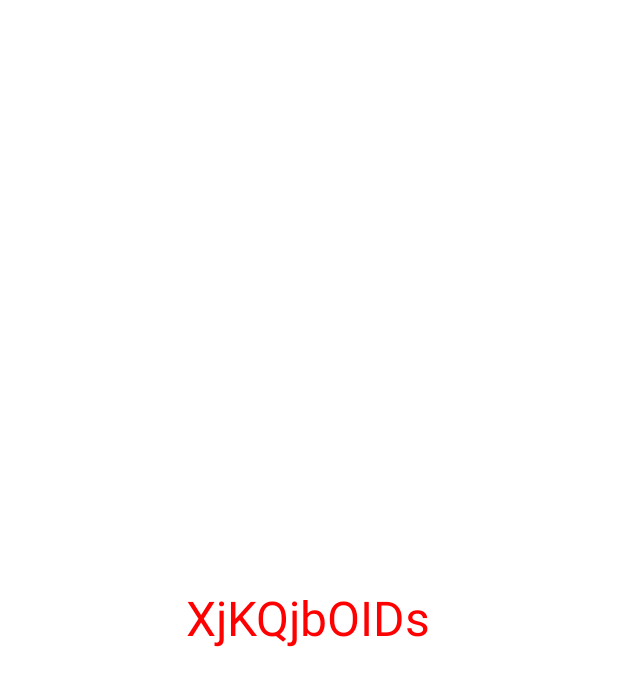
After one commit to miniocean404-android/learn_android_java, an Android app: the ViewPage2Activity screen opened directly, with no data from a screen before it, on a phone screen of 412 x 824 dp. The commit adds this screen. Shown: the top 686 px of the screen. Run offline under Robolectric (Android 15) with nearby library versions, the light colour scheme and no system bars.

Commit message:
feature: view_pager2

```diff
--- a/app/src/main/AndroidManifest.xml
+++ b/app/src/main/AndroidManifest.xml
@@ -16,9 +16,11 @@
         android:theme="@style/Theme.LearnAndroidJava"
         tools:targetApi="31">
         <activity
+            android:name=".activity.ViewPage2Activity"
+            android:exported="false" />
+        <activity
             android:name=".activity.UseFragmentActivity"
-            android:exported="false" />
-        <!-- 添加活动主入口 -->
+            android:exported="false" /> <!-- 添加活动主入口 -->
         <activity
             android:name=".MainActivity"
             android:exported="true"
--- a/app/src/main/java/com/example/learnandroidjava/MainActivity.java
+++ b/app/src/main/java/com/example/learnandroidjava/MainActivity.java
@@ -24,6 +24,7 @@ import com.example.learnandroidjava.activity.RelativeLayoutActivity;
 import com.example.learnandroidjava.activity.TableLayoutActivity;
 import com.example.learnandroidjava.activity.TweenActivity;
 import com.example.learnandroidjava.activity.UseFragmentActivity;
+import com.example.learnandroidjava.activity.ViewPage2Activity;
 import com.example.learnandroidjava.activity.ViewPageActivity;
 
 
@@ -48,6 +49,7 @@ public class MainActivity extends AppCompatActivity {
         jump(this,R.id.go_view_page_btn, ViewPageActivity.class);
         jump(this,R.id.go_ok_http_btn, OkHttpActivity.class);
         jump(this,R.id.go_use_fragment_btn, UseFragmentActivity.class);
+        jump(this,R.id.go_view_page2_btn, ViewPage2Activity.class);
     }
 
     private void jump(Activity activity,@IdRes int id,Class<?> cls){
--- /dev/null
+++ b/app/src/main/java/com/example/learnandroidjava/activity/ViewPage2Activity.kt
@@ -0,0 +1,21 @@
+package com.example.learnandroidjava.activity
+
+import android.os.Bundle
+import androidx.activity.enableEdgeToEdge
+import androidx.appcompat.app.AppCompatActivity
+import androidx.viewpager2.widget.ViewPager2
+import com.example.learnandroidjava.R
+import com.example.learnandroidjava.R.id.view_page2
+import com.example.learnandroidjava.adapter.ViewPage2Adapter
+import com.example.learnandroidjava.adapter.ViewPageAdapter
+
+class ViewPage2Activity : AppCompatActivity() {
+    override fun onCreate(savedInstanceState: Bundle?) {
+        super.onCreate(savedInstanceState)
+        enableEdgeToEdge()
+        setContentView(R.layout.activity_view_page2_activity)
+
+        val pager2 = findViewById<ViewPager2>(view_page2)
+        pager2.adapter = ViewPage2Adapter()
+    }
+}
--- /dev/null
+++ b/app/src/main/java/com/example/learnandroidjava/adapter/ViewPage2Adapter.kt
@@ -0,0 +1,59 @@
+package com.example.learnandroidjava.adapter
+
+import android.view.LayoutInflater
+import android.view.View
+import android.view.ViewGroup
+import android.widget.RelativeLayout
+import android.widget.TextView
+import androidx.recyclerview.widget.RecyclerView
+import com.example.learnandroidjava.R
+
+class ViewPage2Adapter : RecyclerView.Adapter<ViewPage2Adapter.ViewPager2Holder>() {
+    private val titles: MutableList<String> = ArrayList()
+    private val colors: MutableList<Int> = ArrayList()
+
+    init {
+        repeat(5)  {
+            titles.add(randomString())
+        }
+
+        colors.add(R.color.white)
+        colors.add(R.color.purple_700)
+        colors.add(R.color.red)
+        colors.add(R.color.purple_200)
+        colors.add(R.color.black)
+        colors.add(R.color.purple_500)
+    }
+
+    private fun randomString(): String {
+        val chars = ('A'..'Z') + ('a'..'z')
+        return (1..10)
+            .map { chars.random() }
+            .joinToString("")
+    }
+
+    override fun getItemCount(): Int {
+        return titles.size
+    }
+
+
+    /**
+     * 视图支架创建时
+     */
+    override fun onCreateViewHolder(parent: ViewGroup, viewType: Int): ViewPager2Holder {
+        return ViewPager2Holder(LayoutInflater.from(parent.context).inflate(R.layout.view_pager2_item, parent, false))
+    }
+
+    /**
+     * 视图支架滑动切换绑定时
+     */
+    override fun onBindViewHolder(holder: ViewPager2Holder, position: Int) {
+        holder.tv.text = titles[position]
+        holder.container.setBackgroundResource(colors[position])
+    }
+
+    inner class ViewPager2Holder(layout: View) : RecyclerView.ViewHolder(layout) {
+        val tv : TextView = itemView.findViewById(R.id.tv_title)
+        val container : RelativeLayout  = itemView.findViewById(R.id.view_pager2_item_box)
+    }
+}
--- a/app/src/main/res/layout/activity_main.xml
+++ b/app/src/main/res/layout/activity_main.xml
@@ -114,6 +114,8 @@
         android:id="@+id/go_view_page2_btn"
         android:layout_width="wrap_content"
         android:layout_height="wrap_content"
+        android:paddingLeft="10dp"
+        android:paddingRight="10dp"
         android:textSize="10dp"
         android:background="@drawable/button_radius"
         />
--- /dev/null
+++ b/app/src/main/res/layout/activity_view_page2_activity.xml
@@ -0,0 +1,16 @@
+<?xml version="1.0" encoding="utf-8"?>
+<LinearLayout xmlns:android="http://schemas.android.com/apk/res/android"
+    xmlns:tools="http://schemas.android.com/tools"
+    android:id="@+id/main"
+    android:layout_width="match_parent"
+    android:layout_height="match_parent"
+    android:orientation="vertical"
+    tools:context=".activity.ViewPage2Activity">
+
+    <androidx.viewpager2.widget.ViewPager2
+        android:id="@+id/view_page2"
+        android:layout_width="match_parent"
+        android:layout_height="match_parent"
+        android:background="@color/purple_700"/>
+
+</LinearLayout>
--- /dev/null
+++ b/app/src/main/res/layout/view_pager2_item.xml
@@ -0,0 +1,17 @@
+<?xml version="1.0" encoding="utf-8"?>
+<RelativeLayout xmlns:android="http://schemas.android.com/apk/res/android"
+    android:layout_width="match_parent"
+    android:layout_height="match_parent"
+    android:id="@+id/view_pager2_item_box">
+
+    <TextView
+        android:id="@+id/tv_title"
+        android:layout_width="wrap_content"
+        android:layout_height="wrap_content"
+        android:layout_centerInParent="true"
+        android:textColor="@color/red"
+        android:textSize="32sp"
+        android:text="view-pager2-item"
+        />
+
+</RelativeLayout>
```
